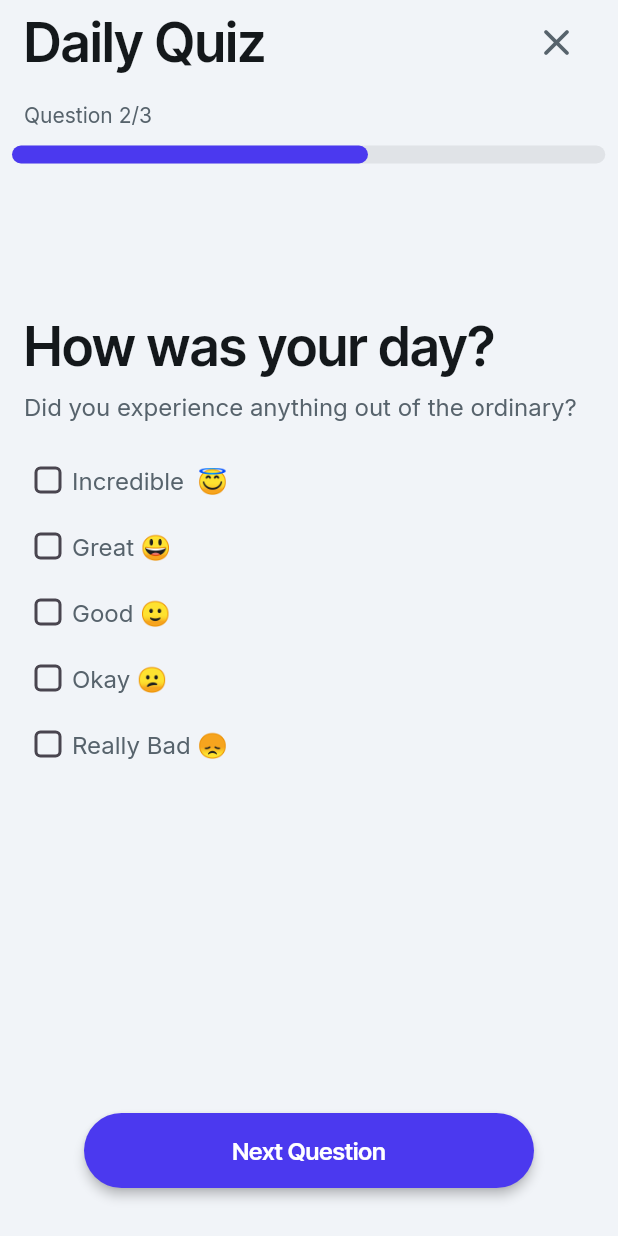
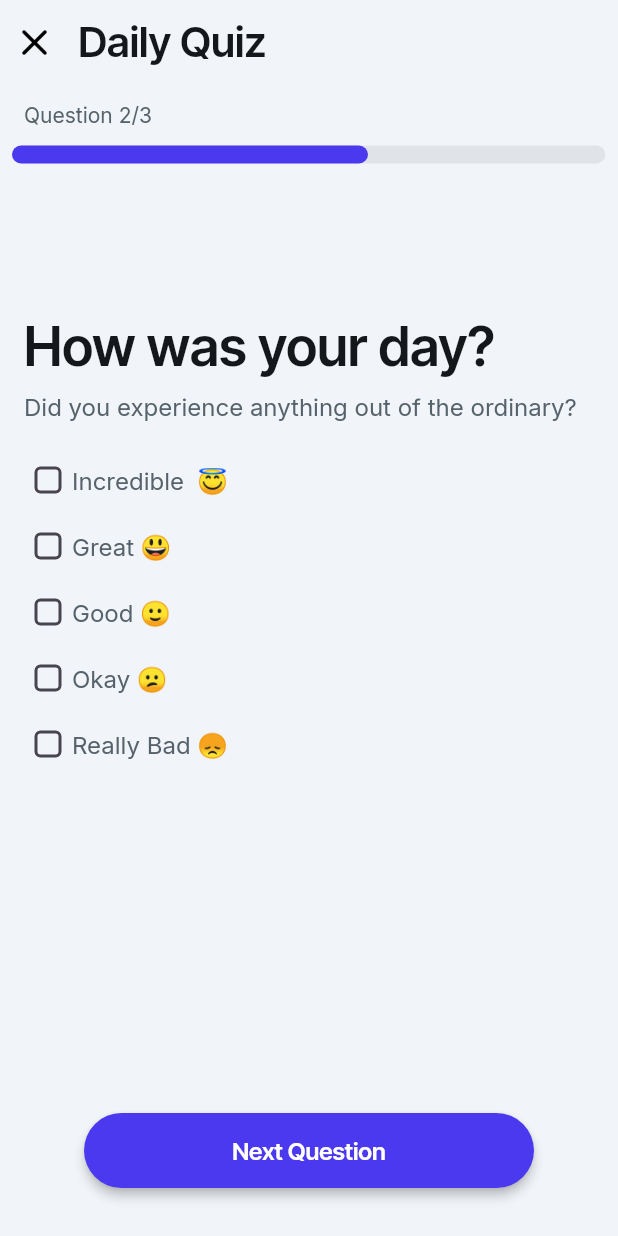
Before and after one commit to Jawad-24/flutterflowapp, a Flutter app: the screen it shows after launch, after a tap on an icon or button, on a phone screen of 412 x 824 dp. Run offline on Flutter 3.47's test engine with Material 3 defaults, Android fonts, the phone set to English and light mode, and no system bars; drawn by our look-alikes of auto_size_text, flutter_animate, percent_indicator; our stand-ins replace font_awesome_flutter, from_css_color, go_router, google_fonts, page_transition, shared_preferences and 1 more; missing offline and left inert: json_path; network calls fail.

Commit message:
Updating to latest FlutterFlow output.

```diff
--- a/lib/quizpage/quizpage_widget.dart
+++ b/lib/quizpage/quizpage_widget.dart
@@ -118,15 +118,7 @@ class _QuizpageWidgetState extends State<QuizpageWidget>
         appBar: AppBar(
           backgroundColor: FlutterFlowTheme.of(context).primaryBackground,
           automaticallyImplyLeading: false,
-          title: Text(
-            'Daily Quiz',
-            style: FlutterFlowTheme.of(context).displaySmall.override(
-                  fontFamily: 'Inter Tight',
-                  letterSpacing: 0.0,
-                ),
-          ),
-          actions: [
-            Padding(
+          leading: Padding(
             padding: const EdgeInsetsDirectional.fromSTEB(0.0, 0.0, 16.0, 0.0),
             child: FlutterFlowIconButton(
               borderColor: Colors.transparent,
@@ -134,9 +126,9 @@ class _QuizpageWidgetState extends State<QuizpageWidget>
               borderWidth: 1.0,
               buttonSize: 50.0,
               fillColor: FlutterFlowTheme.of(context).primaryBackground,
-                icon: Icon(
+              icon: const Icon(
                 Icons.close_rounded,
-                  color: FlutterFlowTheme.of(context).secondaryText,
+                color: Colors.black,
                 size: 30.0,
               ),
               onPressed: () {
@@ -144,7 +136,17 @@ class _QuizpageWidgetState extends State<QuizpageWidget>
               },
             ),
           ),
-          ],
+          title: Align(
+            alignment: const AlignmentDirectional(-1.2, 0.0),
+            child: Text(
+              'Daily Quiz',
+              style: FlutterFlowTheme.of(context).headlineMedium.override(
+                    fontFamily: 'Inter Tight',
+                    letterSpacing: 0.0,
+                  ),
+            ),
+          ),
+          actions: const [],
           centerTitle: false,
           elevation: 0.0,
         ),
--- a/lib/quizscreen/quizscreen_widget.dart
+++ b/lib/quizscreen/quizscreen_widget.dart
@@ -42,7 +42,7 @@ class _QuizscreenWidgetState extends State<QuizscreenWidget> {
         key: scaffoldKey,
         backgroundColor: FlutterFlowTheme.of(context).primaryBackground,
         appBar: AppBar(
-          backgroundColor: FlutterFlowTheme.of(context).primary,
+          backgroundColor: FlutterFlowTheme.of(context).primaryBackground,
           automaticallyImplyLeading: false,
           leading: Row(
             mainAxisSize: MainAxisSize.max,
@@ -54,28 +54,29 @@ class _QuizscreenWidgetState extends State<QuizscreenWidget> {
                 buttonSize: 60.0,
                 icon: const Icon(
                   Icons.arrow_back_rounded,
-                  color: Colors.white,
+                  color: Colors.black,
                   size: 30.0,
                 ),
                 onPressed: () {
                   print('IconButton pressed ...');
                 },
               ),
-              Text(
+              Align(
+                alignment: const AlignmentDirectional(-1.2, 0.0),
+                child: Text(
                   'Quiz',
                   textAlign: TextAlign.start,
                   style: FlutterFlowTheme.of(context).headlineMedium.override(
                         fontFamily: 'Inter Tight',
-                      color: Colors.white,
-                      fontSize: 22.0,
                         letterSpacing: 0.0,
+                      ),
                 ),
               ),
             ],
           ),
           actions: const [],
-          centerTitle: true,
-          elevation: 2.0,
+          centerTitle: false,
+          elevation: 0.0,
         ),
         body: SafeArea(
           top: true,
```
Also changed, not shown: lib/plans/plans_widget.dart (+9 -6 lines), lib/result/result_widget.dart (+62 -25 lines). Lines whose indentation alone changed are shown as unchanged.
